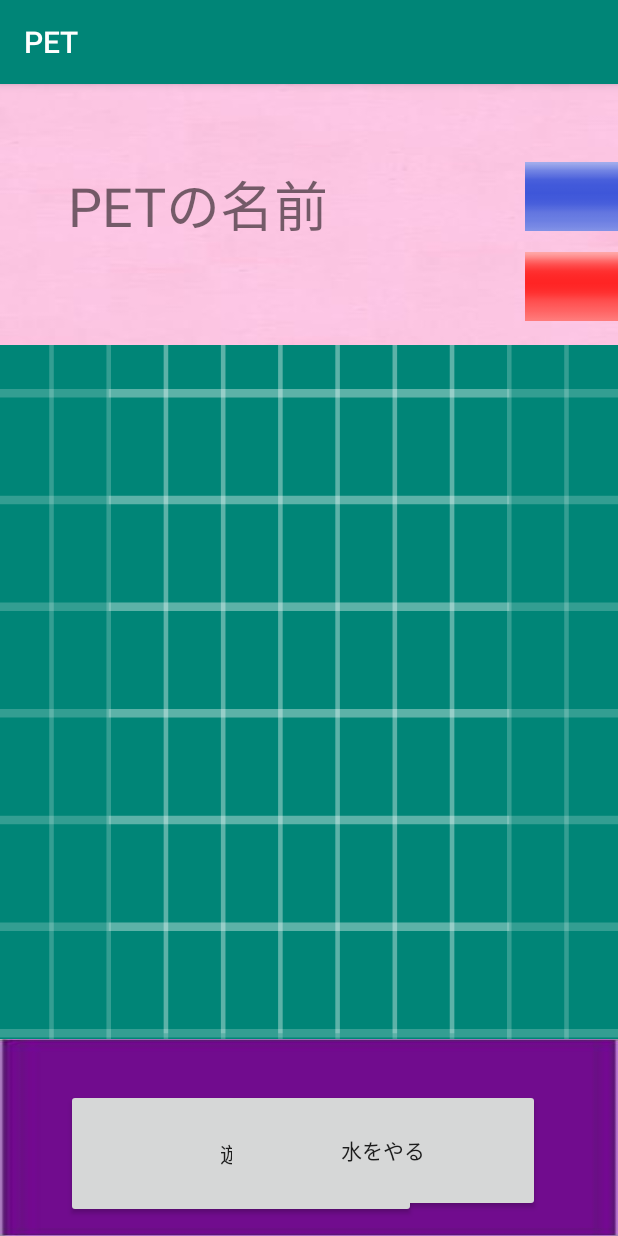
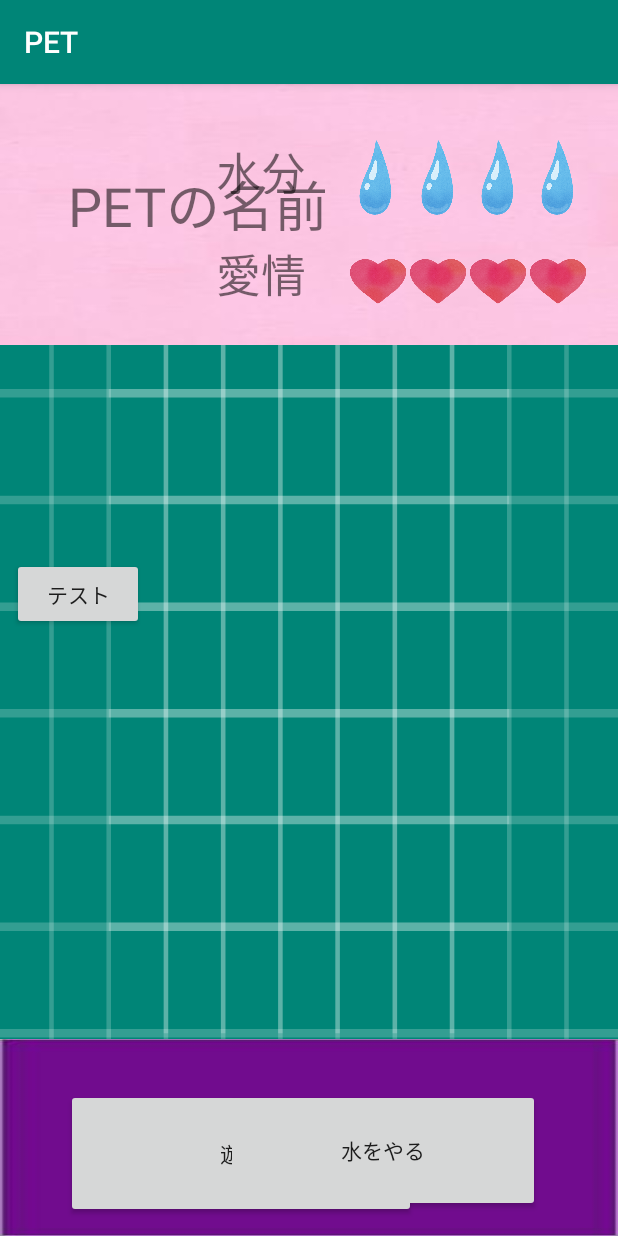
Before and after one commit to kenya0217/PET, an Android app: the screen it shows after launch (MainActivity), on a phone screen of 412 x 824 dp. Run offline under Robolectric (Android 15) with nearby library versions, the phone set to English and light mode, and no system bars; libraries missing offline, so code that uses them is left out: jp.ac.asojuku.

Commit message:
Merge branch 'master' of https://github.com/ASO1701002/PET
# Conflicts:
#	app/src/main/java/jp/ac/asojuku/st/pet/MainActivity.kt

```diff
--- a/app/src/main/java/jp/ac/asojuku/st/pet/MainActivity.kt
+++ b/app/src/main/java/jp/ac/asojuku/st/pet/MainActivity.kt
@@ -2,12 +2,36 @@ package jp.ac.asojuku.st.pet
 
 import android.support.v7.app.AppCompatActivity
 import android.os.Bundle
+import android.view.SurfaceHolder
+import android.widget.Button
+import android.widget.ImageView
+import kotlinx.android.synthetic.main.activity_main.*
 
 class MainActivity : AppCompatActivity() {
 
     override fun onCreate(savedInstanceState: Bundle?) {
         super.onCreate(savedInstanceState)
         setContentView(R.layout.activity_main)
+
     }
 
+    override fun onResume() {
+        super.onResume()
+        var button = findViewById<Button>(R.id.test_button) as Button
+        var hp1 = findViewById<ImageView>(R.id.hp_icon_1)
+        var hp2 = findViewById<ImageView>(R.id.hp_icon_2)
+        var hp3 = findViewById<ImageView>(R.id.hp_icon_3)
+        var hp4 = findViewById<ImageView>(R.id.hp_icon_4)
+        var love1 = findViewById<ImageView>(R.id.love_icon_1)
+        var love2 = findViewById<ImageView>(R.id.love_icon_2)
+        var love3 = findViewById<ImageView>(R.id.love_icon_3)
+        var love4 = findViewById<ImageView>(R.id.love_icon_4)
+
+
+        button.setOnClickListener {
+                love4.setImageResource(R.drawable.love_x)
+        }
+    }
+
+
 }
--- a/app/src/main/res/layout/activity_main.xml
+++ b/app/src/main/res/layout/activity_main.xml
@@ -34,17 +34,23 @@
             android:layout_height="174dp"
             android:background="@drawable/background_orenge"
             app:layout_constraintStart_toStartOf="parent"
-            app:layout_constraintEnd_toEndOf="parent" app:layout_constraintTop_toTopOf="parent" android:id="@+id/ヘッダー">
+            app:layout_constraintEnd_toEndOf="parent" app:layout_constraintTop_toTopOf="parent" android:id="@+id/ヘッダー"
+            app:layout_constraintHorizontal_bias="1.0">
 
         <ImageView
-
-                android:layout_width="232dp"
-                android:layout_height="46dp" app:srcCompat="@drawable/love_bar"
-                android:id="@+id/love_bar"
-                android:layout_marginTop="112dp" app:layout_constraintTop_toTopOf="parent" android:scaleType="fitXY"
-                android:layout_marginStart="350dp" app:layout_constraintStart_toStartOf="parent"
-                android:layout_marginLeft="350dp"
-        />
+                android:layout_width="40dp"
+                android:layout_height="53dp" app:srcCompat="@drawable/hp"
+                android:id="@+id/hp_icon_3" android:scaleType="fitXY"
+                app:layout_constraintTop_toTopOf="parent" android:layout_marginTop="36dp"
+                app:layout_constraintEnd_toEndOf="parent" android:layout_marginEnd="60dp"
+                android:layout_marginRight="60dp"/>
+        <ImageView
+                android:layout_width="40dp"
+                android:layout_height="53dp" app:srcCompat="@drawable/hp"
+                android:id="@+id/hp_icon_1" android:scaleType="fitXY"
+                app:layout_constraintTop_toTopOf="parent" android:layout_marginTop="36dp"
+                app:layout_constraintEnd_toEndOf="parent" android:layout_marginEnd="141dp"
+                android:layout_marginRight="141dp"/>
         <TextView
                 android:text="PETの名前"
                 android:layout_width="213dp"
@@ -53,13 +59,59 @@
                 android:layout_marginLeft="45dp" android:layout_marginStart="45dp" android:layout_marginTop="53dp"
                 app:layout_constraintTop_toTopOf="parent"/>
         <ImageView
-                android:layout_width="232dp"
-                android:layout_height="46dp" app:srcCompat="@drawable/hp_bar"
-                android:id="@+id/hp_bar" app:layout_constraintTop_toTopOf="parent" android:layout_marginTop="52dp"
-                android:scaleType="fitXY" android:layout_marginStart="350dp"
-                app:layout_constraintStart_toStartOf="parent"
-                android:layout_marginLeft="350dp"
-        />
+                android:layout_width="40dp"
+                android:layout_height="53dp" app:srcCompat="@drawable/hp"
+                android:id="@+id/hp_icon_2" android:scaleType="fitXY"
+                app:layout_constraintTop_toTopOf="parent" android:layout_marginTop="36dp"
+                app:layout_constraintEnd_toEndOf="parent" android:layout_marginEnd="100dp"
+                android:layout_marginRight="100dp"/>
+        <ImageView
+                android:layout_width="40dp"
+                android:layout_height="53dp" app:srcCompat="@drawable/hp"
+                android:id="@+id/hp_icon_4" android:scaleType="fitXY"
+                app:layout_constraintTop_toTopOf="parent" android:layout_marginTop="36dp"
+                app:layout_constraintEnd_toEndOf="parent" android:layout_marginEnd="20dp"
+                android:layout_marginRight="20dp"/>
+        <ImageView
+                android:layout_width="40dp"
+                android:layout_height="53dp" app:srcCompat="@drawable/love"
+                android:id="@+id/love_icon_2" app:layout_constraintEnd_toEndOf="parent" android:layout_marginEnd="100dp"
+                android:layout_marginRight="100dp" android:layout_marginTop="104dp"
+                app:layout_constraintTop_toTopOf="parent"/>
+        <ImageView
+                android:layout_width="40dp"
+                android:layout_height="53dp" app:srcCompat="@drawable/love"
+                android:id="@+id/love_icon_4" android:layout_marginEnd="20dp" android:layout_marginRight="20dp"
+                app:layout_constraintEnd_toEndOf="parent" android:layout_marginTop="104dp"
+                app:layout_constraintTop_toTopOf="parent"/>
+        <ImageView
+                android:layout_width="40dp"
+                android:layout_height="53dp" app:srcCompat="@drawable/love"
+                android:id="@+id/love_icon_3" android:layout_marginTop="104dp"
+                app:layout_constraintTop_toTopOf="parent" app:layout_constraintEnd_toEndOf="parent"
+                android:layout_marginEnd="60dp" android:layout_marginRight="60dp"/>
+        <ImageView
+                android:layout_width="40dp"
+                android:layout_height="53dp" app:srcCompat="@drawable/love"
+                android:id="@+id/love_icon_1" android:layout_marginTop="104dp"
+                app:layout_constraintTop_toTopOf="parent" app:layout_constraintEnd_toEndOf="parent"
+                android:layout_marginEnd="140dp" android:layout_marginRight="140dp"/>
+        <TextView
+                android:text="水分"
+                android:layout_width="60dp"
+                android:layout_height="37dp"
+                android:id="@+id/textView" android:textSize="30sp"
+                android:layout_marginTop="36dp" app:layout_constraintTop_toTopOf="parent"
+                android:layout_marginEnd="208dp"
+                app:layout_constraintEnd_toEndOf="parent" android:layout_marginRight="208dp"/>
+        <TextView
+                android:text="愛情"
+                android:layout_width="wrap_content"
+                android:layout_height="wrap_content"
+                android:id="@+id/textView2" android:textSize="30sp"
+                android:layout_marginTop="104dp" app:layout_constraintTop_toTopOf="parent"
+                android:layout_marginEnd="208dp"
+                app:layout_constraintEnd_toEndOf="parent" android:layout_marginRight="208dp"/>
     </android.support.constraint.ConstraintLayout>
     <android.support.constraint.ConstraintLayout
             android:layout_width="0dp"
@@ -79,6 +131,13 @@
             app:layout_constraintStart_toStartOf="parent" android:layout_marginLeft="8dp"
             android:layout_marginStart="8dp" app:layout_constraintHorizontal_bias="0.0"
             app:layout_constraintVertical_bias="0.753"/>
+    <Button
+            android:text="テスト"
+            android:layout_width="wrap_content"
+            android:layout_height="wrap_content"
+            android:id="@+id/test_button" app:layout_constraintStart_toStartOf="parent" android:layout_marginLeft="8dp"
+            android:layout_marginStart="8dp" android:layout_marginTop="142dp"
+            app:layout_constraintTop_toBottomOf="@+id/ヘッダー"/>
 
 
 </android.support.constraint.ConstraintLayout>
```
Also changed, not shown: app/src/main/res/drawable/hp.png (added), app/src/main/res/drawable/hp_x.png (added), app/src/main/res/drawable/love.png (added), app/src/main/res/drawable/love_x.png (added).
